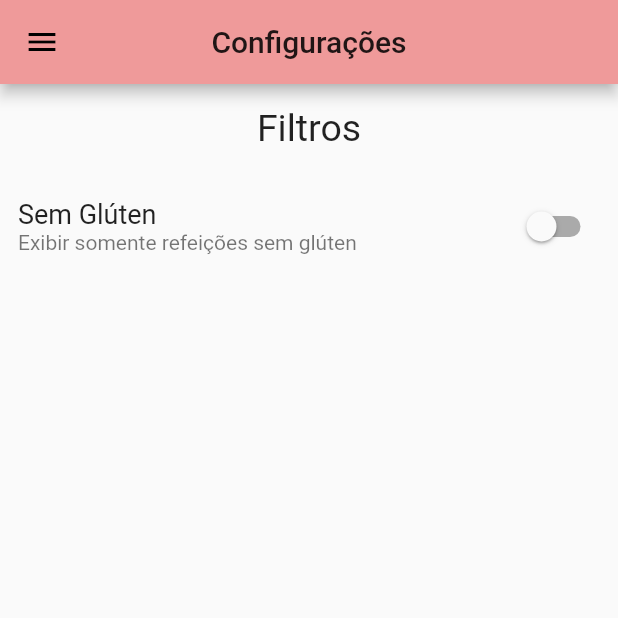
After one commit to kiszewski/Meals, a Flutter app: the ConfigsPage screen opened by its route, on a phone screen of 412 x 824 dp, the top half of it. The commit adds this screen. Run offline on Flutter 3.47's test engine with Material 2 defaults, Android fonts, the phone set to English and light mode, and no system bars.

Commit message:
configs implementation

```diff
--- /dev/null
+++ b/lib/app/interfaces/local_storage_interface.dart
@@ -0,0 +1,3 @@
+abstract class ILocalStorage {
+  //TO DO
+}
--- a/lib/app/utils/favorites_model.dart
+++ b/lib/app/models/favorites_model.dart
@@ -3,6 +3,8 @@ import 'package:meals/app/models/meal_model.dart';
 
 class FavoritesModel extends ChangeNotifier {
   List<MealModel> _favoriteMeals = [];
+
+  List<MealModel> get items => _favoriteMeals;
 
   void _addFavoriteMeal(MealModel meal) => _favoriteMeals.add(meal);
 
@@ -15,6 +17,4 @@ class FavoritesModel extends ChangeNotifier {
 
     notifyListeners();
   }
-
-  List<MealModel> get items => _favoriteMeals;
 }
--- /dev/null
+++ b/lib/app/pages/configs/configs_controller.dart
@@ -0,0 +1,17 @@
+import 'package:flutter/cupertino.dart';
+import 'package:meals/app/viewmodels/change_configs_viewmodel.dart';
+
+class ConfigsController {
+  static final instance = ConfigsController._();
+  ConfigsController._();
+
+  final ChangeConfigsViewModel changeConfigsViewModel = ChangeConfigsViewModel();
+
+  bool get hasNoGluten => changeConfigsViewModel.configs.noGluten.value;
+  bool get noLactose => changeConfigsViewModel.configs.noLactose.value;
+  bool get onlyVegan => changeConfigsViewModel.configs.onlyVegan.value;
+  bool get onlyVegetarian => changeConfigsViewModel.configs.onlyVegetarian.value;
+
+  ValueNotifier<bool> get noGluten => changeConfigsViewModel.configs.noGluten;
+
+}
--- /dev/null
+++ b/lib/app/pages/configs/configs_page.dart
@@ -0,0 +1,65 @@
+import 'package:flutter/material.dart';
+import 'package:meals/app/pages/components/drawer/drawer_widget.dart';
+import 'package:meals/app/pages/configs/configs_controller.dart';
+
+class ConfigsPage extends StatefulWidget {
+  @override
+  _ConfigsPageState createState() => _ConfigsPageState();
+}
+
+class _ConfigsPageState extends State<ConfigsPage> {
+  @override
+  Widget build(BuildContext context) {
+    final configsController = ConfigsController.instance;
+
+    return Scaffold(
+      appBar: AppBar(
+        title: const Text('Configurações'),
+        centerTitle: true,
+      ),
+      drawer: const DrawerWidget(),
+      body: Column(
+        children: [
+          Row(
+            mainAxisAlignment: MainAxisAlignment.center,
+            children: [
+              Padding(
+                padding: const EdgeInsets.all(15),
+                child: Text(
+                  'Filtros',
+                  style: TextStyle(fontSize: 25),
+                ),
+              )
+            ],
+          ),
+          Padding(
+            padding: const EdgeInsets.all(12),
+            child: Row(
+              mainAxisSize: MainAxisSize.max,
+              mainAxisAlignment: MainAxisAlignment.spaceBetween,
+              children: [
+                Column(
+                  crossAxisAlignment: CrossAxisAlignment.start,
+                  children: [
+                    Text(
+                      'Sem Glúten',
+                      style:
+                          TextStyle(fontSize: 18, fontWeight: FontWeight.w400),
+                    ),
+                    Text(
+                      'Exibir somente refeições sem glúten',
+                      style: TextStyle(color: Colors.black54),
+                    ),
+                  ],
+                ),
+                Switch(
+                    value: configsController.hasNoGluten,
+                    onChanged: (value) => configsController.changeConfigsViewModel.changeGluten(value))
+              ],
+            ),
+          )
+        ],
+      ),
+    );
+  }
+}
--- a/lib/app/pages/home/components/favorite_meals_list.dart
+++ b/lib/app/pages/home/components/favorite_meals_list.dart
@@ -1,6 +1,6 @@
 import 'package:flutter/material.dart';
 import 'package:meals/app/pages/meals/components/meal_item_widget.dart';
-import 'package:meals/app/utils/favorites_model.dart';
+import 'package:meals/app/models/favorites_model.dart';
 import 'package:provider/provider.dart';
 
 class FavoriteMealsList extends StatelessWidget {
--- a/lib/app/pages/home/home_page.dart
+++ b/lib/app/pages/home/home_page.dart
@@ -1,8 +1,8 @@
 import 'package:flutter/material.dart';
+import 'package:meals/app/pages/components/drawer/drawer_widget.dart';
 import 'package:meals/app/pages/home/components/bottom_bar.dart';
 import 'package:meals/app/pages/home/components/favorite_meals_list.dart';
 import 'package:meals/app/pages/home/components/meal-grid/meal_categories_grid.dart';
-import 'components/drawer/drawer_widget.dart';
 
 class HomePage extends StatefulWidget {
   @override
--- a/lib/app/pages/meal_details/meal_details_page.dart
+++ b/lib/app/pages/meal_details/meal_details_page.dart
@@ -1,6 +1,6 @@
 import 'package:flutter/material.dart';
 import 'package:meals/app/models/meal_model.dart';
-import 'package:meals/app/utils/favorites_model.dart';
+import 'package:meals/app/models/favorites_model.dart';
 import 'package:provider/provider.dart';
 
 class MealDetailsPage extends StatelessWidget {
--- a/lib/app/routes/app_routes.dart
+++ b/lib/app/routes/app_routes.dart
@@ -2,4 +2,5 @@ class AppRoutes {
   static const HOME = '/';
   static const MEALS = '/meals';
   static const MEALS_DETAILS = '/meals_details';
+  static const CONFIGS = '/configs';
 }
--- /dev/null
+++ b/lib/app/viewmodels/change_configs_viewmodel.dart
@@ -0,0 +1,14 @@
+import 'package:meals/app/models/configs_model.dart';
+
+class ChangeConfigsViewModel {
+  final ConfigsModel configs = ConfigsModel();
+
+  changeGluten(bool value) => configs.noGluten.value = value;
+
+  changeLactose(bool value) => configs.noLactose.value = value;
+
+  changeVegan(bool value) => configs.onlyVegan.value = value;
+
+  changeVegetarian(bool value) => configs.onlyVegetarian.value = value;
+
+}
--- a/lib/app/viewmodels/pages_navigation_viewmodel.dart
+++ b/lib/app/viewmodels/pages_navigation_viewmodel.dart
@@ -10,4 +10,8 @@ class PagesNavigationViewModel {
       arguments: arguments,
     );
   }
+
+  replaceCurrentPage(BuildContext context, String route) {
+    Navigator.of(context).pushReplacementNamed(route);
+  }
 }
--- a/pubspec.yaml
+++ b/pubspec.yaml
@@ -21,6 +21,7 @@ environment:
   sdk: ">=2.7.0 <3.0.0"
 
 dependencies:
+  shared_preferences: ^0.5.7+3
   flutter:
     sdk: flutter
 
```
Also changed, not shown: lib/app/models/configs_model.dart (added, +8 -0 lines), lib/app/pages/components/drawer/drawer_list_item_widget.dart (added, +47 -0 lines), lib/app/pages/components/drawer/drawer_widget.dart (renamed from lib/app/pages/home/components/drawer/drawer_widget.dart, +11 -3 lines), lib/app/pages/home/components/drawer/drawer_list_item_widget.dart (deleted, +0 -39 lines), lib/main.dart (+9 -1 lines), pubspec.lock.
